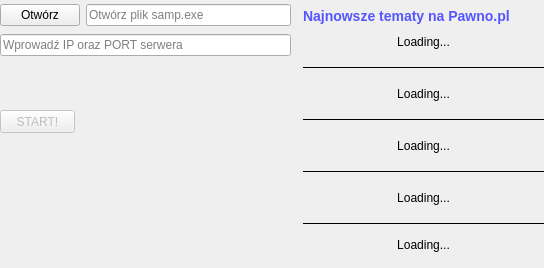
Qt form runner.ui (bantu4fun/runner) before a commit.
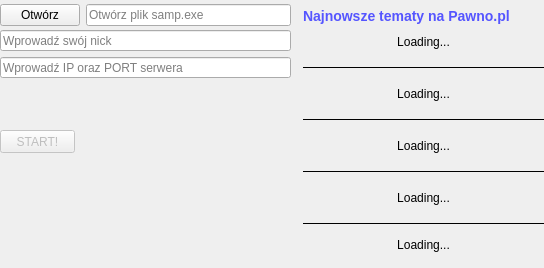
The same form after that commit.

Commit message: Auto samp found and change nick

The edit to the form file:
```diff
--- a/runner.ui
+++ b/runner.ui
@@ -52,7 +52,7 @@
     <property name="geometry">
      <rect>
       <x>0</x>
-      <y>60</y>
+      <y>80</y>
       <width>291</width>
       <height>41</height>
      </rect>
@@ -182,7 +182,7 @@
     <property name="geometry">
      <rect>
       <x>0</x>
-      <y>110</y>
+      <y>130</y>
       <width>75</width>
       <height>23</height>
      </rect>
@@ -197,10 +197,17 @@
       <x>0</x>
       <y>30</y>
       <width>291</width>
-      <height>31</height>
+      <height>48</height>
      </rect>
     </property>
     <layout class="QVBoxLayout" name="verticalLayout_2">
+     <item>
+      <widget class="QLineEdit" name="nickEdit">
+       <property name="placeholderText">
+        <string>Wprowadź swój nick</string>
+       </property>
+      </widget>
+     </item>
      <item>
       <widget class="QLineEdit" name="hostEdit">
        <property name="placeholderText">
```
The commit also changes 2 other files.
